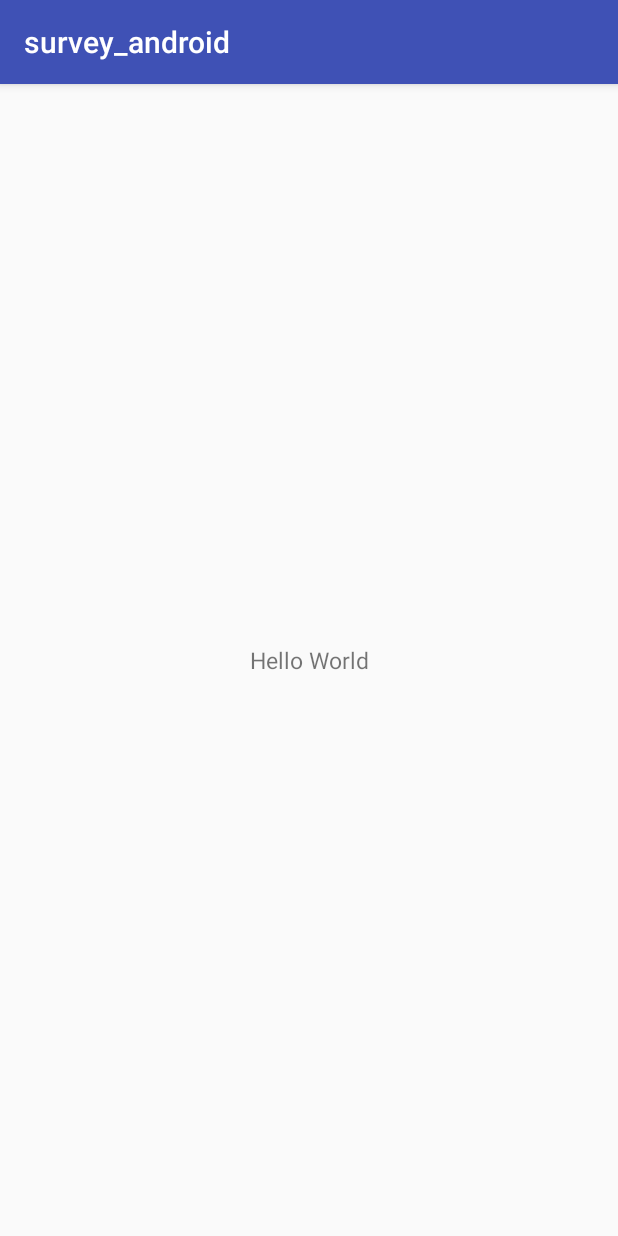
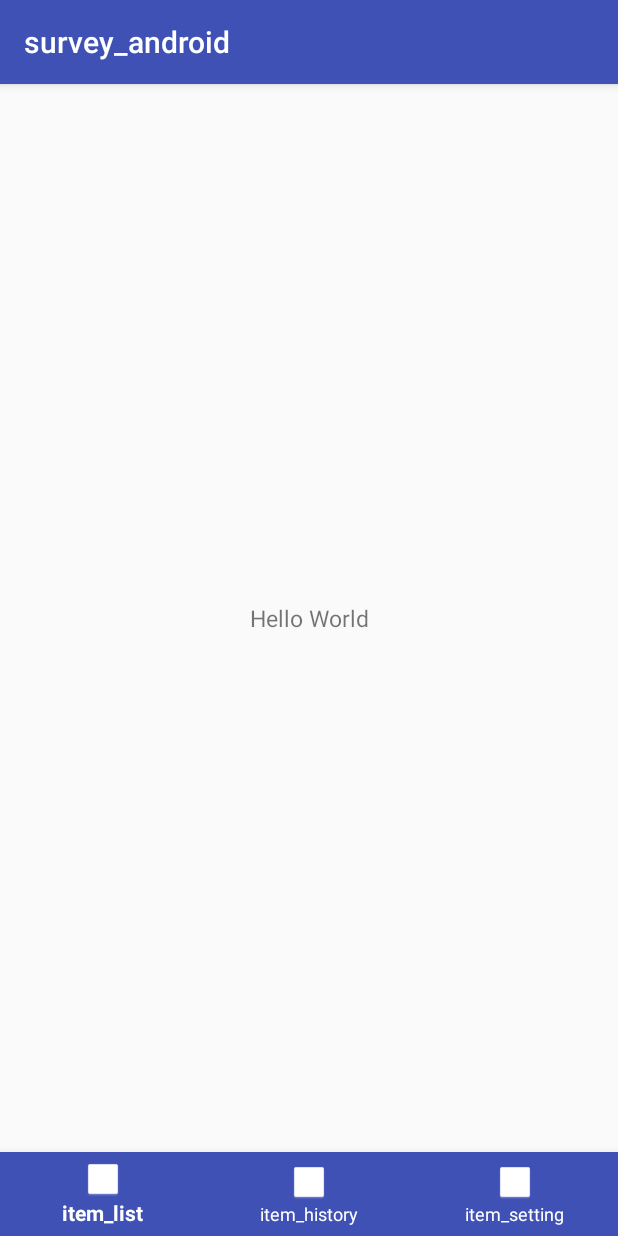
Before and after one commit to Park-JaeHyun/survey_android, an Android app: the screen it shows after launch (MainActivity), on a phone screen of 412 x 824 dp. Run offline under Robolectric (Android 15) with nearby library versions, the phone set to English and light mode, and no system bars; libraries missing offline, so code that uses them is left out: com.facebook.stetho; 4 statements that could not run were skipped.

Commit message:
navigation bottom view implementation #2

```diff
--- a/app/build.gradle
+++ b/app/build.gradle
@@ -37,6 +37,7 @@ dependencies {
 
     // support library
     implementation deps.supportLib.compat
+    implementation deps.supportLib.design
     implementation deps.supportLib.constraint
 
     // android architecture component
--- a/app/src/main/java/com/winwin/android/survey/view/MainActivity.kt
+++ b/app/src/main/java/com/winwin/android/survey/view/MainActivity.kt
@@ -1,9 +1,11 @@
 package com.winwin.android.survey.view
 
 import android.os.Bundle
+import android.widget.Toast
 import com.winwin.android.survey.R
 import com.winwin.android.survey.view.base.BaseActivity
 import com.winwin.android.survey.view.survey.SurveyListFragment
+import kotlinx.android.synthetic.main.activity_main.*
 
 /**
  * Created by jaehyunpark on 2018. 11. 14..
@@ -14,10 +16,39 @@ class MainActivity : BaseActivity() {
         super.onCreate(savedInstanceState)
         setContentView(R.layout.activity_main)
 
-        showSurveyList()
+        initNavigationBar()
+    }
+
+    private fun initNavigationBar() {
+        bottomNavigationView.setOnNavigationItemSelectedListener {
+            when (it.itemId) {
+                R.id.itemList -> {
+                    showSurveyList()
+                    true
+                }
+                R.id.itemHistory -> {
+                    showHistoryToast()
+                    true
+                }
+                R.id.itemSetting -> {
+                    showSettingToast()
+                    true
+                }
+                else -> false
+            }
+        }
+        bottomNavigationView.selectedItemId = R.id.itemList
     }
 
     private fun showSurveyList() {
-        addFragment(R.id.main_content_layout, SurveyListFragment())
+        addFragment(R.id.mainContentLayout, SurveyListFragment())
+    }
+
+    private fun showHistoryToast() {
+        Toast.makeText(this, "show history", Toast.LENGTH_LONG).show()
+    }
+
+    private fun showSettingToast() {
+        Toast.makeText(this, "show setting", Toast.LENGTH_LONG).show()
     }
 }
--- a/app/src/main/res/layout/activity_main.xml
+++ b/app/src/main/res/layout/activity_main.xml
@@ -5,11 +5,25 @@
     android:layout_height="match_parent">
 
     <FrameLayout
-        android:id="@+id/main_content_layout"
+        android:id="@+id/mainContentLayout"
         android:layout_width="0dp"
         android:layout_height="0dp"
         app:layout_constraintStart_toStartOf="parent"
         app:layout_constraintTop_toTopOf="parent"
         app:layout_constraintEnd_toEndOf="parent"
-        app:layout_constraintBottom_toBottomOf="parent" />
+        app:layout_constraintBottom_toTopOf="@+id/bottomNavigationView" />
+
+    <android.support.design.widget.BottomNavigationView
+        android:id="@+id/bottomNavigationView"
+        android:layout_width="0dp"
+        android:layout_height="wrap_content"
+        app:itemBackground="?attr/colorPrimary"
+        app:itemIconTint="@android:color/white"
+        app:itemTextColor="@android:color/white"
+        app:layout_constraintBottom_toBottomOf="parent"
+        app:layout_constraintLeft_toLeftOf="parent"
+        app:layout_constraintRight_toRightOf="parent"
+        app:layout_constraintTop_toBottomOf="@+id/mainContentLayout"
+        app:layout_constraintVertical_chainStyle="spread_inside"
+        app:menu="@menu/menu_bottom_navigation" />
 </android.support.constraint.ConstraintLayout>
--- /dev/null
+++ b/app/src/main/res/menu/menu_bottom_navigation.xml
@@ -0,0 +1,22 @@
+<?xml version="1.0" encoding="utf-8"?>
+<menu xmlns:android="http://schemas.android.com/apk/res/android"
+    xmlns:app="http://schemas.android.com/apk/res-auto">
+
+    <item
+        android:id="@+id/itemList"
+        android:icon="@drawable/common_google_signin_btn_icon_dark"
+        android:title="item_list"
+        app:showAsAction="ifRoom"/>
+
+    <item
+        android:id="@+id/itemHistory"
+        android:icon="@drawable/common_google_signin_btn_icon_dark"
+        android:title="item_history"
+        app:showAsAction="always"/>
+
+    <item
+        android:id="@+id/itemSetting"
+        android:icon="@drawable/common_google_signin_btn_icon_dark"
+        android:title="item_setting"
+        app:showAsAction="always"/>
+</menu>
--- a/dependencies.gradle
+++ b/dependencies.gradle
@@ -21,6 +21,7 @@ ext.deps = [
 
         supportLib: [
                 compat    : "com.android.support:appcompat-v7:${ver.supportLib}",
+                design    : "com.android.support:design:${ver.supportLib}",
                 constraint: 'com.android.support.constraint:constraint-layout:1.1.3'
         ],
 
```
